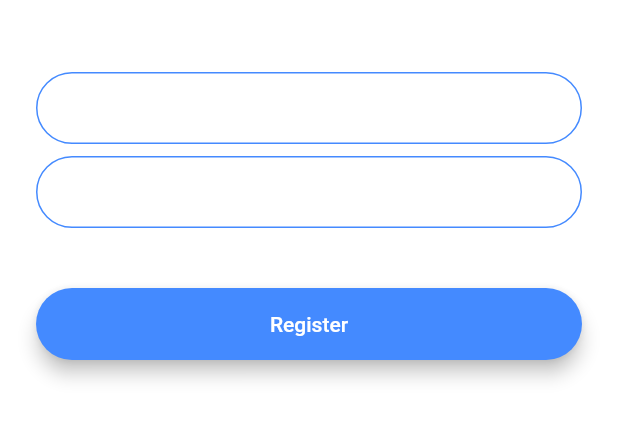
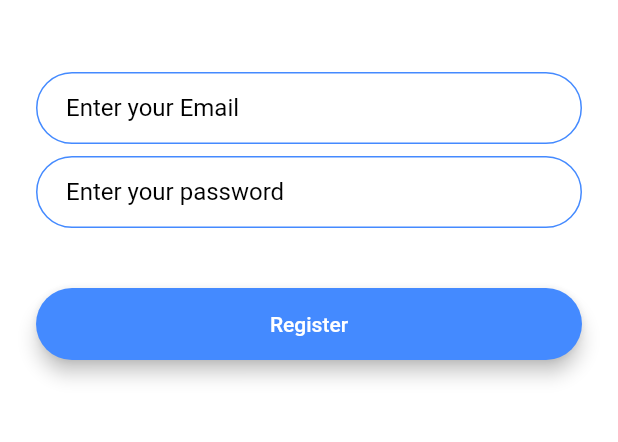
Before and after one commit to ukhyun2402/FlutterProjects, a Flutter app: the RegistrationScreen screen opened by its route, on a phone screen of 412 x 824 dp, the part 576-1018 px from its top. Run offline on Flutter 3.47's test engine with Material 2 defaults, Android fonts, the light colour scheme and no system bars; our stand-ins replace animated_text_kit, audioplayers, flutter_spinkit, font_awesome_flutter, geolocator and 1 more; missing offline and left inert: dart:ffi.

Commit message:
modify challenge

```diff
--- a/flash_chat_app/lib/Screens/chat_screen.dart
+++ b/flash_chat_app/lib/Screens/chat_screen.dart
@@ -1,9 +1,10 @@
-import 'package:flash_chat_app/constants.dart';
+import 'package:flash_chat_app/util/constants.dart';
 import 'package:flutter/material.dart';
-import 'package:flutter/src/widgets/framework.dart';
 
 class ChatScreen extends StatefulWidget {
   const ChatScreen({super.key});
+
+  static String id = "chat";
 
   @override
   State<ChatScreen> createState() => _ChatScreenState();
--- a/flash_chat_app/lib/Screens/registration_screen.dart
+++ b/flash_chat_app/lib/Screens/registration_screen.dart
@@ -1,6 +1,9 @@
+import 'package:flash_chat_app/components/rounded_button.dart';
+import 'package:flash_chat_app/custom_input_decoration.dart';
 import 'package:flutter/material.dart';
 
 class RegistrationScreen extends StatefulWidget {
+  static String id = "registration";
   @override
   _RegistrationScreenState createState() => _RegistrationScreenState();
 }
@@ -16,9 +19,12 @@ class _RegistrationScreenState extends State<RegistrationScreen> {
           mainAxisAlignment: MainAxisAlignment.center,
           crossAxisAlignment: CrossAxisAlignment.stretch,
           children: <Widget>[
-            Container(
-              height: 200.0,
-              child: Image.asset('images/logo.png'),
+            Hero(
+              tag: "logo",
+              child: Container(
+                height: 200.0,
+                child: Image.asset('images/logo.png'),
+              ),
             ),
             SizedBox(
               height: 48.0,
@@ -27,22 +33,7 @@ class _RegistrationScreenState extends State<RegistrationScreen> {
               onChanged: (value) {
                 //Do something with the user input.
               },
-              decoration: InputDecoration(
-                hintText: 'Enter your email',
-                contentPadding:
-                    EdgeInsets.symmetric(vertical: 10.0, horizontal: 20.0),
-                border: OutlineInputBorder(
-                  borderRadius: BorderRadius.all(Radius.circular(32.0)),
-                ),
-                enabledBorder: OutlineInputBorder(
-                  borderSide: BorderSide(color: Colors.blueAccent, width: 1.0),
-                  borderRadius: BorderRadius.all(Radius.circular(32.0)),
-                ),
-                focusedBorder: OutlineInputBorder(
-                  borderSide: BorderSide(color: Colors.blueAccent, width: 2.0),
-                  borderRadius: BorderRadius.all(Radius.circular(32.0)),
-                ),
-              ),
+              decoration: getCustomInputDecoration(hint: "Enter your Email"),
             ),
             SizedBox(
               height: 8.0,
@@ -51,44 +42,15 @@ class _RegistrationScreenState extends State<RegistrationScreen> {
               onChanged: (value) {
                 //Do something with the user input.
               },
-              decoration: InputDecoration(
-                hintText: 'Enter your password',
-                contentPadding:
-                    EdgeInsets.symmetric(vertical: 10.0, horizontal: 20.0),
-                border: OutlineInputBorder(
-                  borderRadius: BorderRadius.all(Radius.circular(32.0)),
-                ),
-                enabledBorder: OutlineInputBorder(
-                  borderSide: BorderSide(color: Colors.blueAccent, width: 1.0),
-                  borderRadius: BorderRadius.all(Radius.circular(32.0)),
-                ),
-                focusedBorder: OutlineInputBorder(
-                  borderSide: BorderSide(color: Colors.blueAccent, width: 2.0),
-                  borderRadius: BorderRadius.all(Radius.circular(32.0)),
-                ),
-              ),
+              decoration: getCustomInputDecoration(hint: "Enter your password"),
             ),
             SizedBox(
               height: 24.0,
             ),
-            Padding(
-              padding: EdgeInsets.symmetric(vertical: 16.0),
-              child: Material(
-                color: Colors.blueAccent,
-                borderRadius: BorderRadius.all(Radius.circular(30.0)),
-                elevation: 5.0,
-                child: MaterialButton(
-                  onPressed: () {
-                    //Implement registration functionality.
-                  },
-                  minWidth: 200.0,
-                  height: 42.0,
-                  child: Text(
-                    'Register',
-                    style: TextStyle(color: Colors.white),
-                  ),
-                ),
-              ),
+            RoundedButton(
+              text: "Register",
+              color: Colors.blueAccent,
+              onPressed: () {},
             ),
           ],
         ),
--- /dev/null
+++ b/flash_chat_app/lib/components/rounded_button.dart
@@ -0,0 +1,38 @@
+import 'package:flash_chat_app/Screens/registration_screen.dart';
+import 'package:flutter/cupertino.dart';
+import 'package:flutter/material.dart';
+
+class RoundedButton extends StatelessWidget {
+  final String text;
+  final Color color;
+  final Function onPressed;
+
+  const RoundedButton(
+      {Key? key,
+      required this.text,
+      required this.color,
+      required this.onPressed})
+      : super(key: key);
+
+  @override
+  Widget build(BuildContext context) {
+    return Padding(
+      padding: EdgeInsets.symmetric(vertical: 16.0),
+      child: Material(
+        color: color,
+        borderRadius: BorderRadius.circular(30.0),
+        elevation: 5.0,
+        child: MaterialButton(
+          onPressed: () {
+            onPressed();
+          },
+          minWidth: 200.0,
+          height: 42.0,
+          child: Text(
+            text,
+          ),
+        ),
+      ),
+    );
+  }
+}
--- /dev/null
+++ b/flash_chat_app/lib/custom_input_decoration.dart
@@ -0,0 +1,20 @@
+import 'package:flutter/material.dart';
+
+dynamic getCustomInputDecoration({String hint = ""}) {
+  return InputDecoration(
+    hintText: hint,
+    hintStyle: TextStyle(color: Colors.black),
+    contentPadding: EdgeInsets.symmetric(vertical: 10.0, horizontal: 20.0),
+    border: OutlineInputBorder(
+      borderRadius: BorderRadius.all(Radius.circular(32.0)),
+    ),
+    enabledBorder: OutlineInputBorder(
+      borderSide: BorderSide(color: Colors.blueAccent, width: 1.0),
+      borderRadius: BorderRadius.all(Radius.circular(32.0)),
+    ),
+    focusedBorder: OutlineInputBorder(
+      borderSide: BorderSide(color: Colors.blueAccent, width: 2.0),
+      borderRadius: BorderRadius.all(Radius.circular(32.0)),
+    ),
+  );
+}
--- a/flash_chat_app/lib/main.dart
+++ b/flash_chat_app/lib/main.dart
@@ -18,9 +18,9 @@ class MyApp extends StatelessWidget {
       ),
       routes: {
         WelcomeScreen.id: (context) => WelcomeScreen(),
-        '/login': (context) => LoginScreen(),
-        '/registration': (context) => RegistrationScreen(),
-        '/chat': (context) => ChatScreen(),
+        LoginScreen.id: (context) => LoginScreen(),
+        RegistrationScreen.id: (context) => RegistrationScreen(),
+        ChatScreen.id: (context) => ChatScreen(),
       },
       initialRoute: WelcomeScreen.id,
     );
--- a/flash_chat_app/pubspec.yaml
+++ b/flash_chat_app/pubspec.yaml
@@ -33,6 +33,7 @@ dependencies:
   # The following adds the Cupertino Icons font to your application.
   # Use with the CupertinoIcons class for iOS style icons.
   cupertino_icons: ^1.0.2
+  animated_text_kit: ^4.2.1
 
 dev_dependencies:
   flutter_test:
```
Also changed, not shown: flash_chat_app/lib/Screens/login_screen.dart (+11 -20 lines), flash_chat_app/lib/Screens/welcome_screen.dart (+54 -38 lines), flash_chat_app/pubspec.lock.
